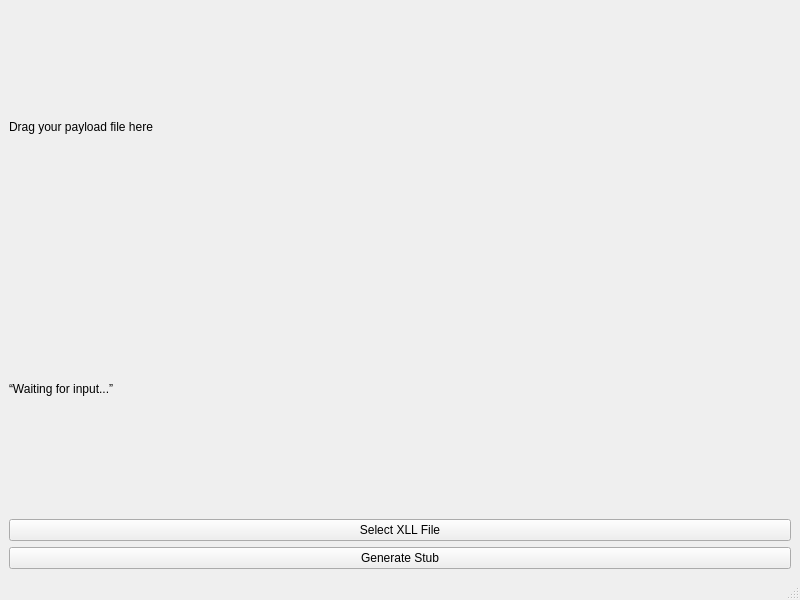
ItsMehRAWRXD/Star, file NativeStubGenGUI/mainwindow.ui: the form before one commit.
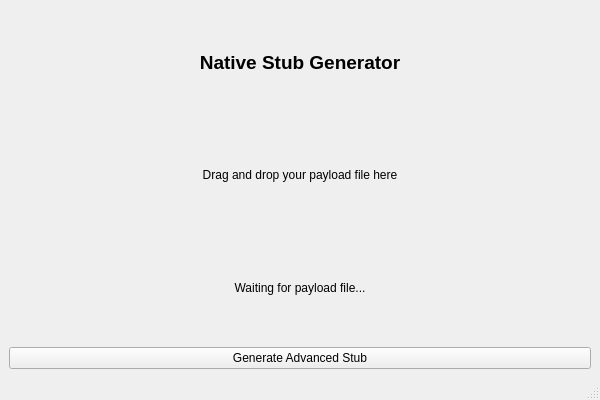
The form after the commit.

Commit message: Refactor Native Stub Generator GUI with advanced stub generation

Diff of the .ui file:
```diff
--- a/NativeStubGenGUI/mainwindow.ui
+++ b/NativeStubGenGUI/mainwindow.ui
@@ -6,8 +6,8 @@
    <rect>
     <x>0</x>
     <y>0</y>
-    <width>800</width>
-    <height>600</height>
+    <width>600</width>
+    <height>400</height>
    </rect>
   </property>
   <property name="windowTitle">
@@ -15,32 +15,47 @@
   </property>
   <widget class="QWidget" name="centralwidget">
    <layout class="QVBoxLayout" name="verticalLayout">
+    <item>
+     <widget class="QLabel" name="titleLabel">
+      <property name="font">
+       <font>
+        <pointsize>14</pointsize>
+        <weight>75</weight>
+        <bold>true</bold>
+       </font>
+      </property>
+      <property name="text">
+       <string>Native Stub Generator</string>
+      </property>
+      <property name="alignment">
+       <set>Qt::AlignCenter</set>
+      </property>
+     </widget>
+    </item>
     <item>
      <widget class="QLabel" name="payloadLabel">
       <property name="text">
-       <string>Drag your payload file here
-</string>
+       <string>Drag and drop your payload file here</string>
+      </property>
+      <property name="alignment">
+       <set>Qt::AlignCenter</set>
       </property>
      </widget>
     </item>
     <item>
      <widget class="QLabel" name="statusLabel">
       <property name="text">
-       <string>“Waiting for input...”</string>
+       <string>Waiting for payload file...</string>
       </property>
-     </widget>
-    </item>
-    <item>
-     <widget class="QPushButton" name="selectXllButton">
-      <property name="text">
-       <string>Select XLL File</string>
+      <property name="alignment">
+       <set>Qt::AlignCenter</set>
       </property>
      </widget>
     </item>
     <item>
      <widget class="QPushButton" name="generateButton">
       <property name="text">
-       <string>Generate Stub</string>
+       <string>Generate Advanced Stub</string>
       </property>
      </widget>
     </item>
```
Left out of the diff: 2 changed lines with no effect on the pictures. The commit also changes 20 other files.
